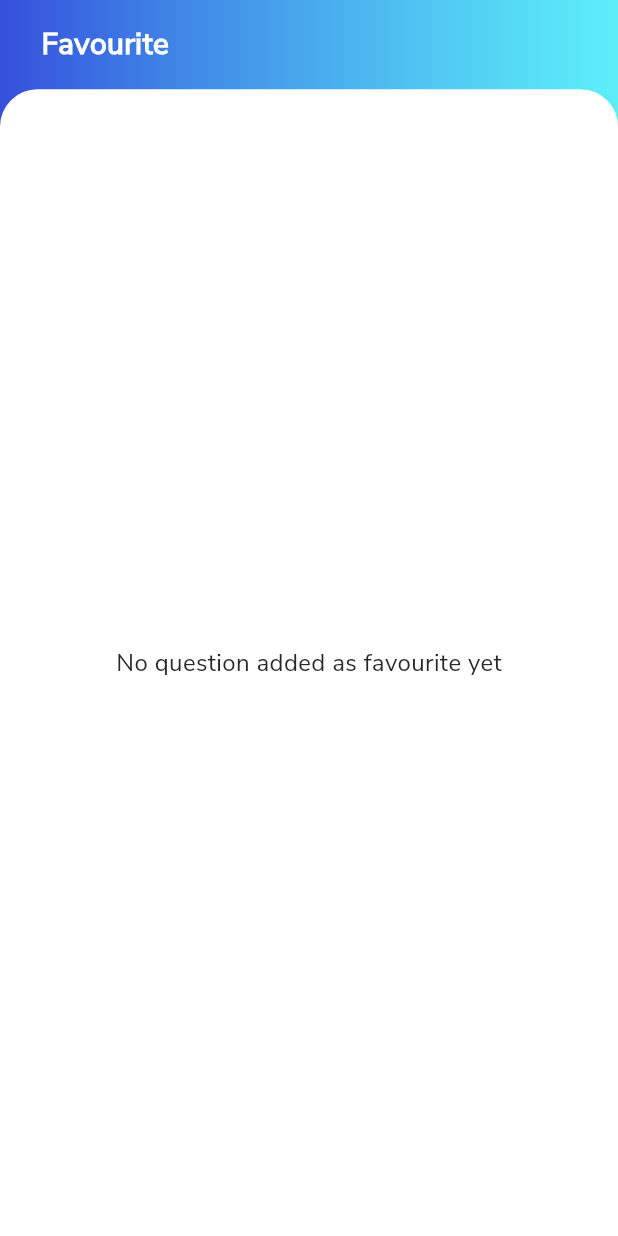
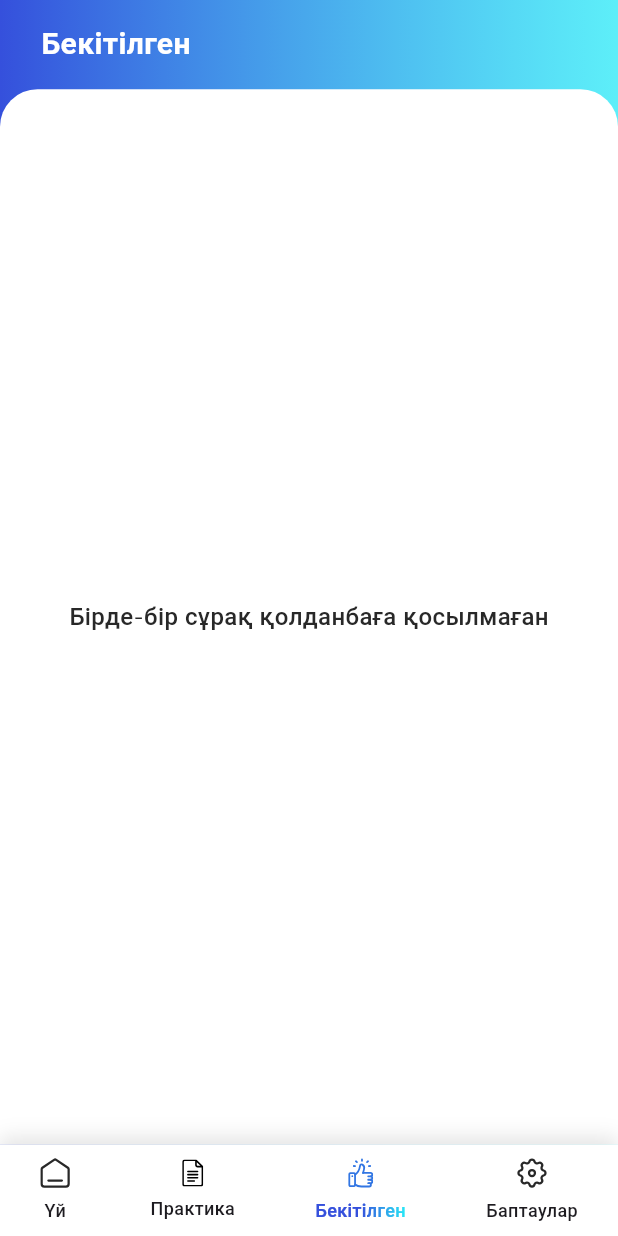
Before and after one commit to s0urav-hald3r/PDD-KZ, a Flutter app: the screen it shows after launch, item 3 of the bottom bar chosen, on a phone screen of 412 x 824 dp. Run offline on Flutter 3.47's test engine with Material 3 defaults, Android fonts, the light colour scheme and no system bars; drawn by our look-alikes of simple_gradient_text, skeletonizer; our stand-ins replace cached_network_image, flutter_native_splash, flutter_svg, freezed_annotation, get, get_storage and 6 more; missing offline and left inert: flutter_pdfview, purchases_flutter; generated files the repository leaves out were written again; network calls fail; statements that could not run were skipped.

Commit message:
feat(localization): update app name and translations for improved user experience
- Change app name from "PDD Kz" to "PDD TEST RESMI" in project settings and scheme.
- Update default locale in main.dart to Kazakh (kk_KZ).
- Add new translation for "No question added as favourite yet" in LocaleController for both English and Kazakh.
- Refactor FavouritePage to utilize localized strings for better internationalization support.

```diff
--- a/lib/controllers/locale_controller.dart
+++ b/lib/controllers/locale_controller.dart
@@ -12,6 +12,9 @@ class LocaleController extends GetxController implements Translations {
         'en_US': {
           // home page
           'Welcome to PDD Kz': 'Welcome to PDD Kz',
+          // favourite page
+          'No question added as favourite yet':
+              'No question added as favourite yet',
           // settings page
           'Language': 'Language',
           'About the App': 'About the App',
@@ -44,6 +47,9 @@ class LocaleController extends GetxController implements Translations {
         'kk_KZ': {
           // home page
           'Welcome to PDD Kz': 'PDD Kz-ге қош келдіңіз',
+          // favourite page
+          'No question added as favourite yet':
+              'Бірде-бір сұрақ қолданбаға қосылмаған',
           // settings page
           'Language': 'Тіл',
           'About the App': 'Қолданба туралы',
--- a/lib/main.dart
+++ b/lib/main.dart
@@ -84,7 +84,7 @@ class MyApp extends StatelessWidget {
           ),
         ),
       ),
-      locale: localeController.currentLocale ?? const Locale('en', 'US'),
+      locale: localeController.currentLocale ?? const Locale('kk', 'KZ'),
       translations: localeController,
       navigatorKey: NavigatorKey.navigatorKey,
       home: const NavBarPage(),
--- a/lib/views/favourite_page.dart
+++ b/lib/views/favourite_page.dart
@@ -64,10 +64,10 @@ class _FavouritePageState extends State<FavouritePage> {
                   ),
                 ),
                 child: controller.sequentialFavoriteSets.isEmpty
-                    ? const Center(
+                    ? Center(
                         child: Text(
-                          'No question added as favourite yet',
-                          style: TextStyle(
+                          'No question added as favourite yet'.tr,
+                          style: const TextStyle(
                             fontWeight: FontWeight.w500,
                             fontSize: 16,
                             color: textColor,
@@ -83,13 +83,7 @@ class _FavouritePageState extends State<FavouritePage> {
                             return const SizedBox.shrink();
                           }
 
-                          return Padding(
-                            padding: EdgeInsets.only(
-                              bottom: controller.isNavbarHide
-                                  ? MediaQuery.of(context).padding.bottom
-                                  : 0,
-                            ),
-                            child: Row(
+                          return Row(
                               mainAxisAlignment: MainAxisAlignment.center,
                               children: [
                                 InkWell(
@@ -161,8 +155,7 @@ class _FavouritePageState extends State<FavouritePage> {
                                     ),
                                   ),
                                 ),
-                                ]),
-                          );
+                              ]);
                         })
                       ]),
               ),
--- a/lib/views/navbar_page.dart
+++ b/lib/views/navbar_page.dart
@@ -21,9 +21,7 @@ class NavBarPage extends GetView<HomeController> {
   Widget build(BuildContext context) {
     return Obx(() {
       return Scaffold(
-        body: SafeArea(
-          bottom: controller.isNavbarHide,
-          child: PageView(
+        body: PageView(
           controller: controller.pageController,
           physics: const NeverScrollableScrollPhysics(),
           children: [
@@ -36,7 +34,6 @@ class NavBarPage extends GetView<HomeController> {
             Skeletonizer(
                 enabled: controller.isLoading, child: const SettingsPage())
           ],
-          ),
         ),
         bottomNavigationBar: AnimatedContainer(
           height: controller.isNavbarHide
@@ -70,7 +67,7 @@ class NavBarPage extends GetView<HomeController> {
             _navItem(2, selectedFavIcon, unSelectedFavIcon, 'Favourite'.tr, () {
               controller.homeIndex = 2;
               controller.pageController.jumpToPage(2);
-              controller.isNavbarHide = true;
+              controller.isNavbarHide = controller.favoriteSets.isNotEmpty;
 
               Get.put(PracticeController(), tag: 'controller_13');
               Get.put(TimerController(), tag: 'controller_13');
```
Also changed, not shown: 2 other files. Lines whose indentation alone changed are shown as unchanged.
